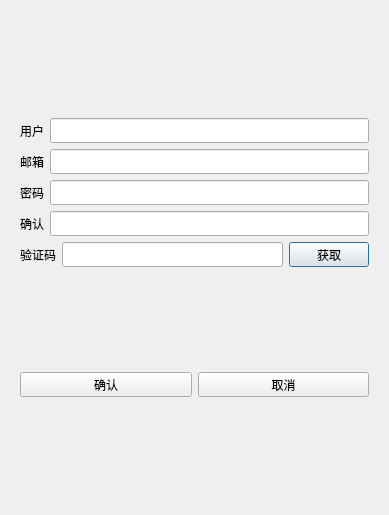
First picture: the form in chatroom/registerdialog.ui, repository KBchulan/ChatRoom, before the edit.
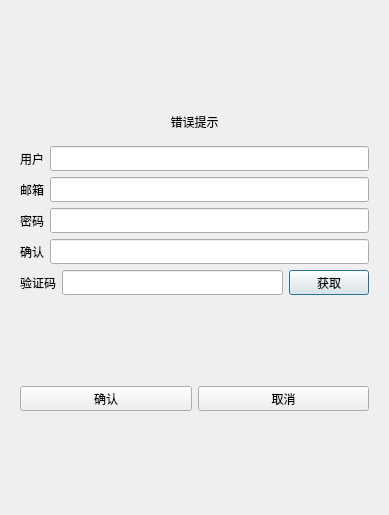
Second picture: the form after the edit.

Commit message: feat(ui): 增加注册页面密码输入样式,增加快捷键绑定 ctrl + q 以调用 close，弥补 hyprland 下无法通过标题栏关闭窗口的问题,增加刷新样式函数，并为注册页面增加一个 error_msg_label 用于显示错误信息，封装 show_tip 函数用于显示错误信息,增加注册页面的获取验证码按钮槽函数，只检查邮箱格式

Patch:
```diff
--- a/chatroom/registerdialog.ui
+++ b/chatroom/registerdialog.ui
@@ -33,6 +33,22 @@
            </property>
           </spacer>
          </item>
+         <item>
+          <widget class="QWidget" name="widget" native="true">
+           <layout class="QVBoxLayout" name="verticalLayout_4">
+            <item>
+             <widget class="QLabel" name="err_msg_label">
+              <property name="text">
+               <string>错误提示</string>
+              </property>
+              <property name="alignment">
+               <set>Qt::AlignmentFlag::AlignCenter</set>
+              </property>
+             </widget>
+            </item>
+           </layout>
+          </widget>
+         </item>
          <item>
           <layout class="QHBoxLayout" name="horizontalLayout">
            <item>
```
The commit also changes 12 other files.
